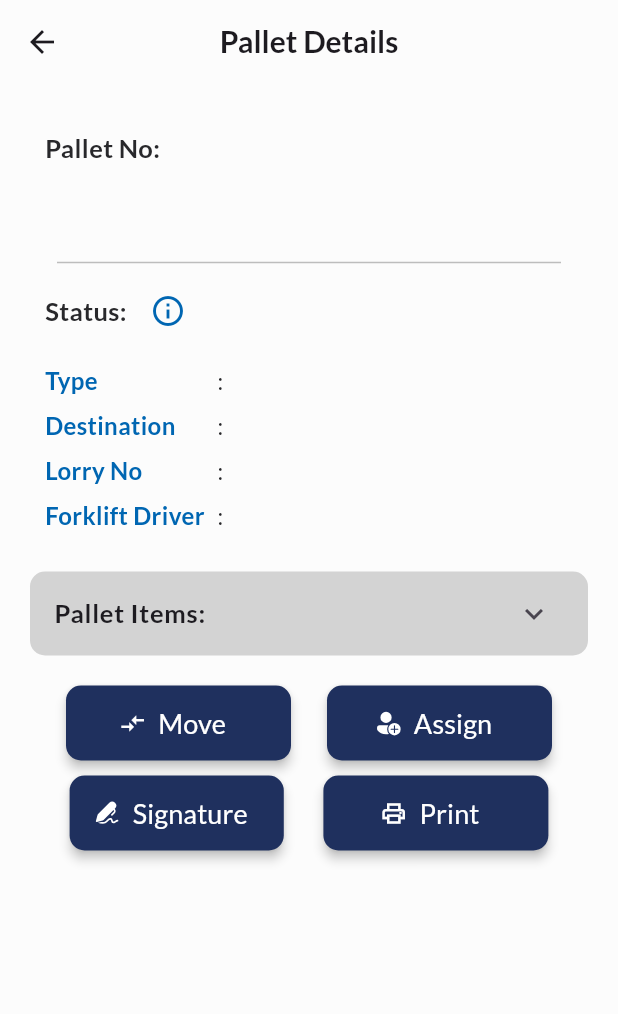
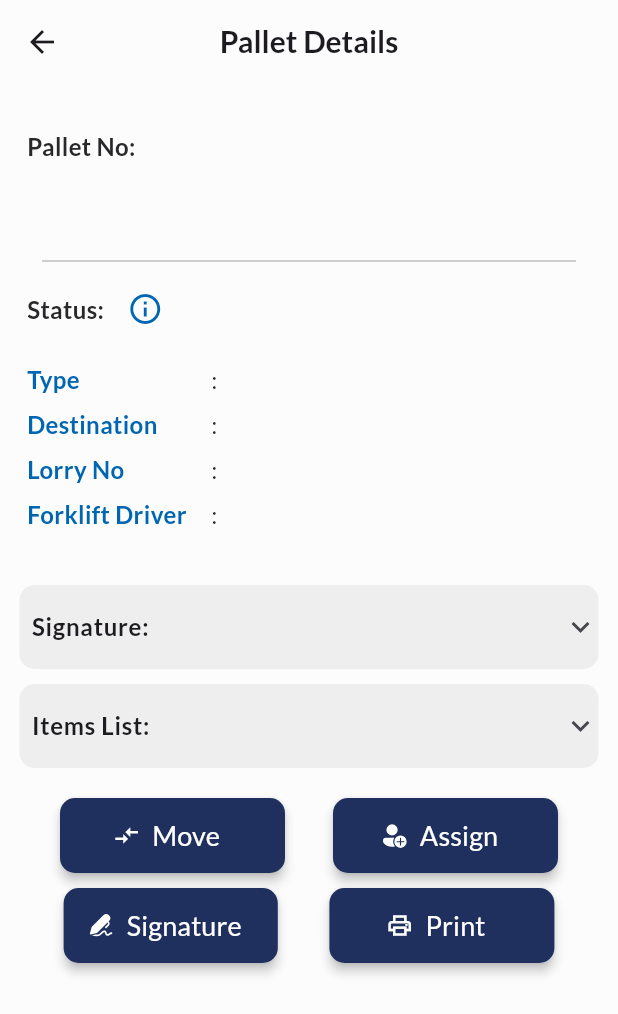
Before and after one commit to AfiqNSE/store_management_flutter_app, a Flutter app: the PalletDetailsView screen opened directly, on a phone screen of 412 x 824 dp. Shown: the top 1014 px of the screen. Run offline on Flutter 3.47's test engine with Material 3 defaults, Android fonts, the phone set to English and light mode, and no system bars; our stand-ins replace dropdown_button2, firebase_core, firebase_messaging, fluentui_system_icons, flutter_local_notifications, flutter_secure_storage and 3 more; missing offline and left inert: flutter_barcode_scanner, syncfusion_flutter_signaturepad; accounts and stored records are empty; network calls fail; project files that could hold a hidden picture were left out.

Commit message:
Update pallet details

```diff
--- a/lib/view/pallet/pallet_details.dart
+++ b/lib/view/pallet/pallet_details.dart
@@ -7,6 +7,7 @@ import 'package:store_management_system/models/pallet_model.dart';
 import 'package:store_management_system/services/api_services.dart';
 import 'package:store_management_system/utils/main_utils.dart';
 import 'package:store_management_system/components/pallet_components.dart';
+import 'package:store_management_system/view/pallet/pallet_item_edit.dart';
 import 'package:syncfusion_flutter_signaturepad/signaturepad.dart';
 
 class PalletDetailsView extends StatefulWidget {
@@ -24,6 +25,7 @@ class PalletDetailsView extends StatefulWidget {
 
 class _PalletDetailsViewState extends State<PalletDetailsView> {
   final _formKey = GlobalKey<FormState>();
+
   TextEditingController lorryNo = TextEditingController();
 
   Pallet? pallet;
@@ -33,7 +35,9 @@ class _PalletDetailsViewState extends State<PalletDetailsView> {
   String? _selectedForkliftDriver;
 
   bool _withSignature = false;
+  bool expanded = false;
   bool loading = false;
+  bool isOutBound = false;
 
   @override
   void initState() {
@@ -66,7 +70,9 @@ class _PalletDetailsViewState extends State<PalletDetailsView> {
   @override
   Widget build(BuildContext context) {
     // Create section for pallet general info
-    Widget palletDetails = Container(
+    Widget palletDetails = Padding(
+      padding: const EdgeInsets.only(top: 10),
+      child: Container(
         alignment: Alignment.topCenter,
         width: double.infinity,
         decoration: BoxDecoration(
@@ -80,7 +86,7 @@ class _PalletDetailsViewState extends State<PalletDetailsView> {
               alignment: Alignment.centerLeft,
               child: Text(
                 'Pallet No:',
-              style: TextStyle(fontSize: 17, fontWeight: FontWeight.w600),
+                style: TextStyle(fontSize: 16, fontWeight: FontWeight.w600),
               ),
             ),
             (pallet == null)
@@ -105,11 +111,11 @@ class _PalletDetailsViewState extends State<PalletDetailsView> {
                       fontWeight: FontWeight.w700,
                     ),
                   ),
-          Divider(color: Colors.grey.shade400, indent: 8, endIndent: 8),
+            Divider(color: Colors.grey.shade400, indent: 10, endIndent: 10),
             Row(children: [
               const Text(
                 'Status: ',
-              style: TextStyle(fontSize: 17, fontWeight: FontWeight.w600),
+                style: TextStyle(fontSize: 16, fontWeight: FontWeight.w600),
               ),
               (pallet == null)
                   ? Shimmer.fromColors(
@@ -150,11 +156,32 @@ class _PalletDetailsViewState extends State<PalletDetailsView> {
             const SizedBox(height: 5),
           ]),
         ),
+      ),
+    );
+
+    Widget signatureArea = Padding(
+      padding: const EdgeInsets.fromLTRB(5, 20, 5, 0),
+      child: ExpansionTile(
+        tilePadding: const EdgeInsets.only(left: 8),
+        collapsedBackgroundColor: Colors.grey.shade200,
+        collapsedShape: RoundedRectangleBorder(
+          borderRadius: BorderRadius.circular(10),
+        ),
+        title: const Text(
+          'Signature:',
+          style: TextStyle(
+            fontSize: 16,
+            fontWeight: FontWeight.w600,
+          ),
+        ),
+        children: const [Text('Signature Not Available'), SizedBox(height: 20)],
+      ),
     );
 
     // Create table for pallet items
-    Widget palletItems = SingleChildScrollView(
-      scrollDirection: Axis.vertical,
+    Widget palletItems() {
+      return SizedBox(
+        width: double.maxFinite,
         child: DataTable(
           border: TableBorder.all(width: 0.5),
           columnSpacing: 35,
@@ -162,10 +189,8 @@ class _PalletDetailsViewState extends State<PalletDetailsView> {
           columns: const [
             DataColumn(label: Text('Name')),
             DataColumn(label: Text('Quantity')),
-          DataColumn(label: Text('Actions')),
           ],
           rows: [
-          if (pallet != null)
             ...pallet!.items
                 .map(
                   (item) => DataRow(cells: [
@@ -186,29 +211,84 @@ class _PalletDetailsViewState extends State<PalletDetailsView> {
                 .toList(),
             // Row for Total Quantity
             DataRow(cells: [
-            const DataCell(Text('Total')), // Empty cell
-            DataCell(Align(child: Text(itemTotal.toString()))),
-            const DataCell(SizedBox.shrink()), // Empty cell
+              const DataCell(Row(
+                mainAxisAlignment: MainAxisAlignment.center,
+                children: [Text('Total')],
+              )), // Empty cell
+              DataCell(Row(
+                mainAxisAlignment: MainAxisAlignment.center,
+                children: [
+                  Text(itemTotal.toString()),
+                ],
+              )),
             ]),
           ],
         ),
       );
+    }
 
     // Create expansion tile for pallet item
-    Widget palletItemsArea = ExpansionTile(
-      collapsedBackgroundColor: AppColor().greyGoose,
+    Widget palletItemsArea = Padding(
+      padding: const EdgeInsets.fromLTRB(5, 10, 5, 10),
+      child: ExpansionTile(
+        onExpansionChanged: (value) {
+          setState(() {
+            expanded = value;
+          });
+        },
+        tilePadding: const EdgeInsets.only(left: 8),
+        childrenPadding: const EdgeInsets.only(left: 10, right: 10),
+        collapsedBackgroundColor: Colors.grey.shade200,
         collapsedShape: RoundedRectangleBorder(
           borderRadius: BorderRadius.circular(10),
         ),
-      title: const Text(
-        'Pallet Items:',
-        style: TextStyle(fontSize: 17, fontWeight: FontWeight.w600),
+        title: (expanded)
+            ? Row(
+                mainAxisAlignment: MainAxisAlignment.spaceBetween,
+                children: [
+                  const Text(
+                    'Items List:',
+                    style: TextStyle(
+                      fontSize: 16,
+                      fontWeight: FontWeight.w600,
                     ),
-      children: [palletItems, const SizedBox(height: 20)],
+                  ),
+                  TextButton.icon(
+                    onPressed: () {
+                      Navigator.of(context).push(SlideRoute(
+                          page: ItemTableEditView(palletItems: pallet!.items),
+                          toRight: true));
+                    },
+                    icon: Icon(
+                      FluentIcons.edit_24_filled,
+                      color: AppColor().blueZodiac,
+                      size: 18,
+                    ),
+                    label: Text(
+                      'Edit Table',
+                      style: TextStyle(
+                        fontSize: 16,
+                        color: AppColor().blueZodiac,
+                      ),
+                    ),
+                  ),
+                ],
+              )
+            : const Text(
+                'Items List:',
+                style: TextStyle(
+                  fontSize: 16,
+                  fontWeight: FontWeight.w600,
+                ),
+              ),
+        children: [palletItems(), const SizedBox(height: 20)],
+      ),
     );
 
     // Create display button area
-    Widget displayButton = Column(children: [
+    Widget displayButton = Padding(
+      padding: const EdgeInsets.only(top: 10, bottom: 20),
+      child: Column(children: [
         Row(mainAxisAlignment: MainAxisAlignment.spaceEvenly, children: [
           ElevatedButton.icon(
             style: ElevatedButton.styleFrom(
@@ -320,27 +400,27 @@ class _PalletDetailsViewState extends State<PalletDetailsView> {
             ),
           )
         ])
-    ]);
+      ]),
+    );
 
     return Scaffold(
       appBar: customAppBar("Pallet Details"),
       backgroundColor: AppColor().milkWhite,
       body: SingleChildScrollView(
         child: Padding(
-          padding: const EdgeInsets.fromLTRB(20, 10, 20, 0),
+          padding: const EdgeInsets.fromLTRB(8, 10, 8, 0),
           child: Column(children: [
-            const SizedBox(height: 10),
             // Show pallet general info
             palletDetails,
 
-            const SizedBox(height: 10),
+            // Show PIC Signature
+            signatureArea,
+
             // Show pallet item table info
             palletItemsArea,
 
-            const SizedBox(height: 20),
             // Show function button info
             displayButton,
-            const SizedBox(height: 20),
           ]),
         ),
       ),
@@ -616,8 +696,7 @@ class _PalletDetailsViewState extends State<PalletDetailsView> {
             ),
           ],
         ),
-        items: Constant()
-            .forkliftDriver
+        items: Constant.forkliftDriver
             .map((String item) => DropdownMenuItem<String>(
                   value: item,
                   child: Padding(
```
Lines whose indentation alone changed are shown as unchanged.
